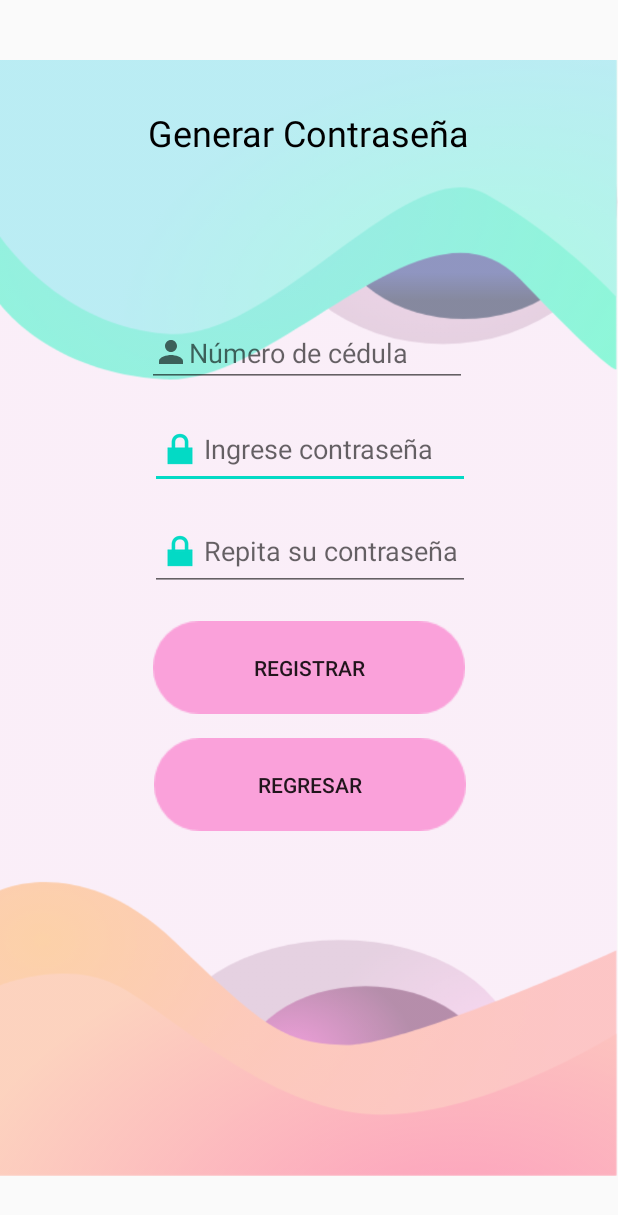
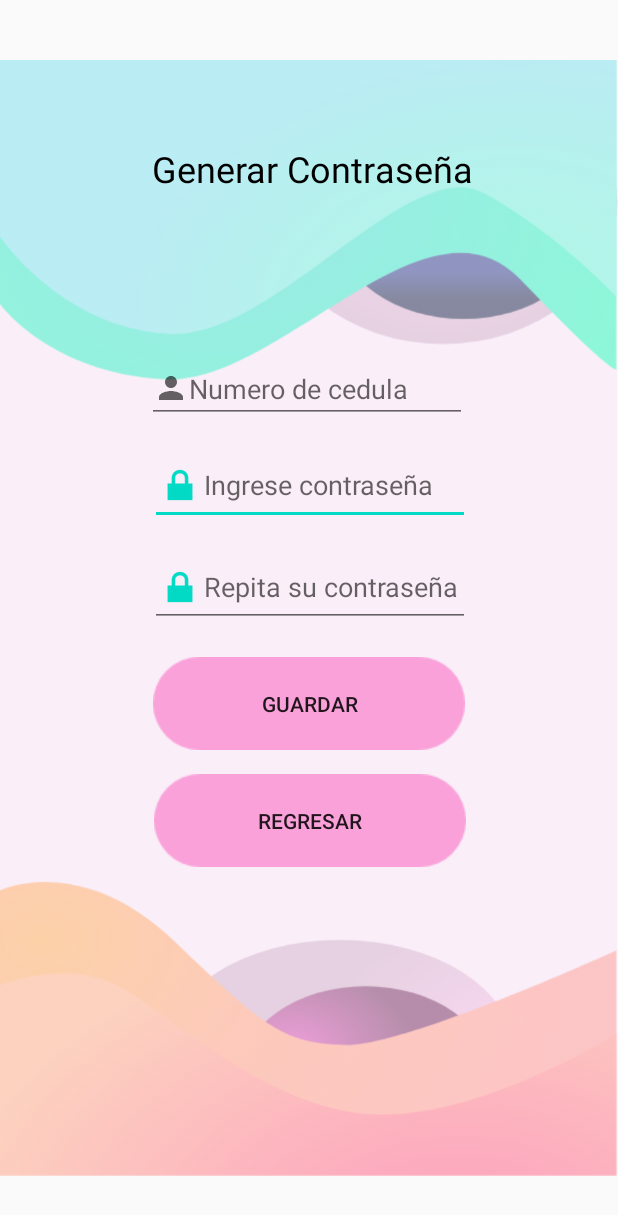
Before and after one commit to htrivino20/PST3_1T2020_MEDICINA_MOVIL, an Android app: the layout activity_generar_contrasena.xml on its own in the app's theme, with its tools: preview values and no code run, on a phone screen of 412 x 824 dp. Shown: the top 1215 px of the screen. Run offline under Robolectric (Android 15) with nearby library versions, the phone set to English and light mode, and no system bars.

```diff
--- a/app/src/main/AndroidManifest.xml
+++ b/app/src/main/AndroidManifest.xml
@@ -18,7 +18,7 @@
         <activity android:name=".Fragments.InfoActivity" />
         <activity android:name=".PrincipalPacienteActivity" />
         <activity android:name=".IniciarSesionActivity" />
-        <activity android:name=".GenerarContrasenaActivity" />
+        <activity android:name=".GenerarContrasena" />
         <activity android:name=".InicioActivity" />
         <activity android:name=".MainActivity">
             <intent-filter>
--- a/app/src/main/java/com/example/medicinamovil/IniciarSesionActivity.java
+++ b/app/src/main/java/com/example/medicinamovil/IniciarSesionActivity.java
@@ -67,7 +67,7 @@ public class IniciarSesionActivity extends AppCompatActivity {
     }
 
     public void generarContrasena(View view){
-        Intent nuevaCuenta = new Intent(this, GenerarContrasenaActivity.class);
+        Intent nuevaCuenta = new Intent(this, GenerarContrasena.class);
         startActivity(nuevaCuenta);
         //finish();
     }
--- a/app/src/main/java/com/example/medicinamovil/ObjetosNat/Paciente.java
+++ b/app/src/main/java/com/example/medicinamovil/ObjetosNat/Paciente.java
@@ -19,4 +19,6 @@ public class Paciente extends Usuario {
     public int getNumeroHabitacion() {
         return numeroHabitacion;
     }
+
+
 }
--- a/app/src/main/res/layout/activity_crear_cuenta.xml
+++ b/app/src/main/res/layout/activity_generar_contrasena.xml
@@ -4,7 +4,7 @@
     xmlns:tools="http://schemas.android.com/tools"
     android:layout_width="match_parent"
     android:layout_height="match_parent"
-    tools:context=".GenerarContrasenaActivity">
+    tools:context=".GenerarContrasena">
 
     <ImageView
         android:id="@+id/imageView5"
@@ -41,7 +41,7 @@
         android:autofillHints=""
         android:drawableLeft="@drawable/ic_baseline_person_24"
         android:ems="10"
-        android:hint="@string/n_mero_de_c_dula"
+        android:hint="@string/num_cedula"
         android:inputType="number"
         app:layout_constraintEnd_toEndOf="parent"
         app:layout_constraintHorizontal_bias="0.492"
@@ -54,12 +54,12 @@
         android:layout_height="wrap_content"
         android:layout_marginTop="20dp"
         android:background="@drawable/boton"
-        android:onClick="registrarUsuario"
+        android:onClick="cambiarContrasena"
         android:text="@string/continuar"
         app:layout_constraintEnd_toEndOf="parent"
         app:layout_constraintStart_toStartOf="parent"
         app:layout_constraintTop_toBottomOf="@+id/etContrasena2"
-        tools:text="REGISTRAR" />
+        tools:text="@string/cambioContrasena" />
 
     <EditText
         android:id="@+id/etContrasena2"
@@ -93,14 +93,15 @@
         android:id="@+id/textView"
         android:layout_width="wrap_content"
         android:layout_height="wrap_content"
-        android:layout_marginTop="72dp"
-        android:text="@string/textview"
+        android:layout_marginTop="96dp"
+        android:text="@string/gen_contrasena"
         android:textColor="#000000"
         android:textSize="24sp"
         app:layout_constraintEnd_toEndOf="parent"
-        app:layout_constraintHorizontal_bias="0.497"
+        app:layout_constraintHorizontal_bias="0.512"
         app:layout_constraintStart_toStartOf="parent"
         app:layout_constraintTop_toTopOf="parent"
         tools:text="Generar Contraseña" />
 
+
 </androidx.constraintlayout.widget.ConstraintLayout>
--- a/app/src/main/res/values/strings.xml
+++ b/app/src/main/res/values/strings.xml
@@ -19,6 +19,9 @@
     <string name="necesita_alguna_medicina">necesita alguna medicina?</string>
     <string name="textview">TextView</string>
     <string name="hola">hola</string>
+    <string name="num_cedula">Numero de cedula</string>
+    <string name="gen_contrasena">Generar</string>
+    <string name="cambioContrasena">GUARDAR</string>
 
 
 </resources>
```
Also changed, not shown: app/src/main/java/com/example/medicinamovil/GenerarContrasena.java (added, +100 -0 lines), app/src/main/java/com/example/medicinamovil/GenerarContrasenaActivity.java (deleted, +0 -145 lines), app/src/main/java/com/example/medicinamovil/InicioActivity.java (+23 -1 lines), app/src/main/java/com/example/medicinamovil/MainActivity.java (+33 -16 lines), app/src/main/java/com/example/medicinamovil/ObjetosNat/Medicina.java (+12 -9 lines).
